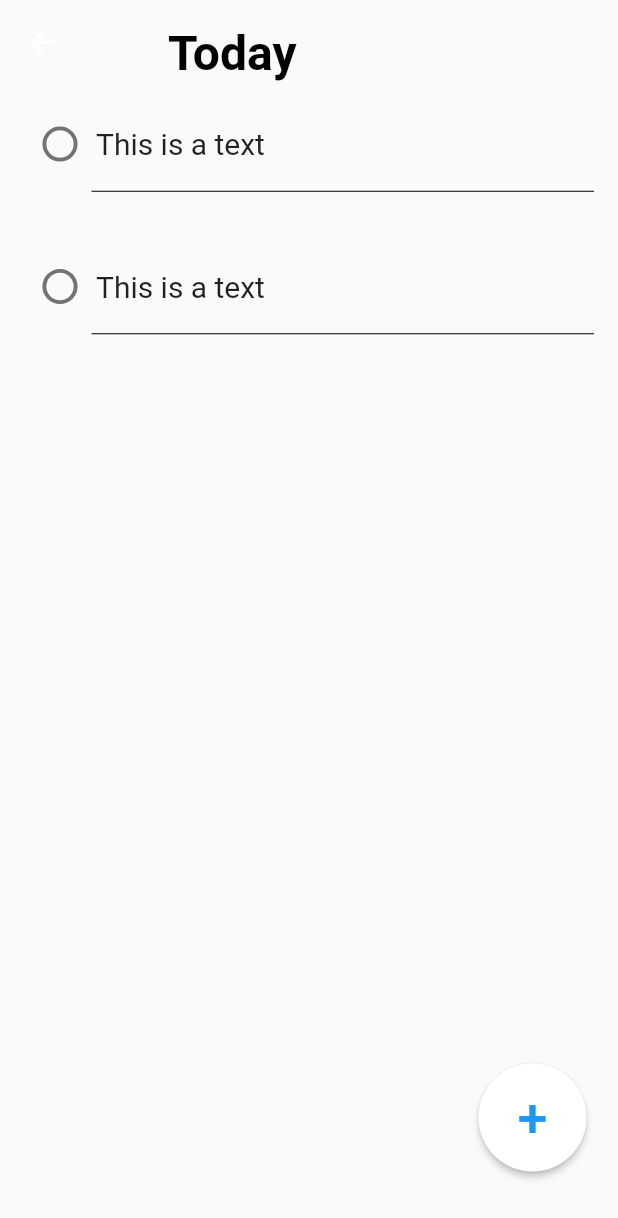
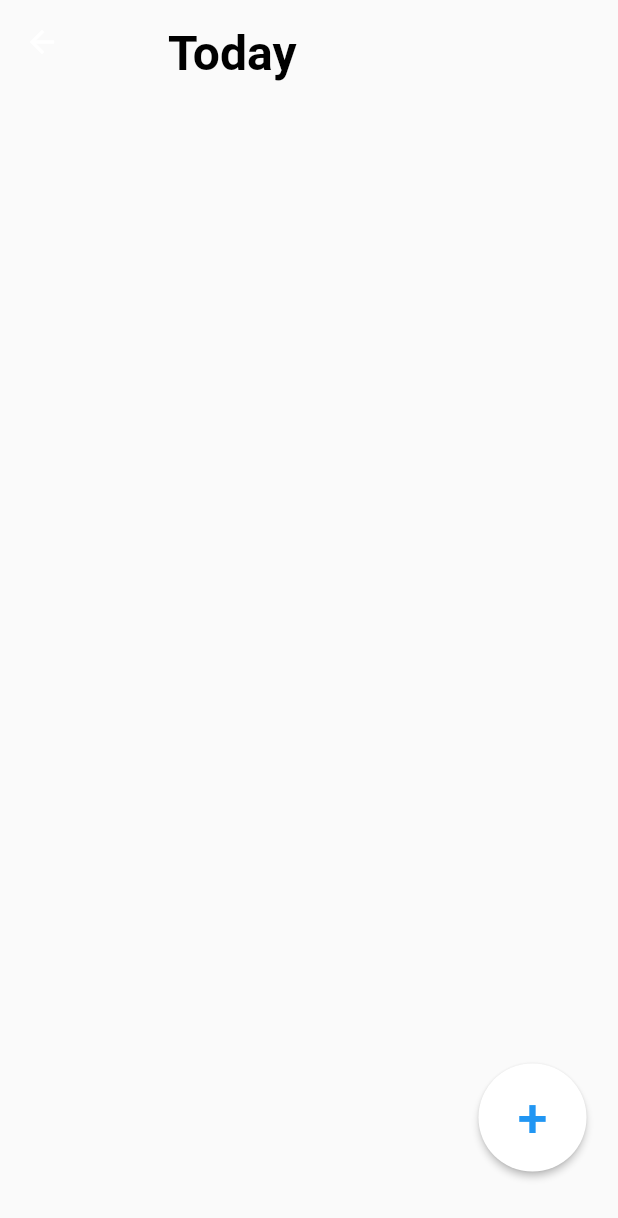
Before and after one commit to spaceman1412/todolist-flutter, a Flutter app: the HomeScreen screen opened directly, on a phone screen of 412 x 824 dp. Shown: the top 1218 px of the screen. Run offline on Flutter 3.47's test engine with Material 2 defaults, Android fonts, the phone set to English and light mode, and no system bars.

```diff
--- a/lib/screens/homescreen.dart
+++ b/lib/screens/homescreen.dart
@@ -1,5 +1,6 @@
 import 'package:flutter/material.dart';
 import '../widgets/text_section.dart';
+import '../widgets/data.dart';
 
 class HomeScreen extends StatelessWidget {
   const HomeScreen({Key? key}) : super(key: key);
@@ -11,10 +12,9 @@ class HomeScreen extends StatelessWidget {
         body: Stack(
           children: [
             Column(
-              children: [
-                TextSection(),
-                TextSection(),
-              ],
+              children: Data.data
+                  .map((note) => TextSection(note.id, note.value))
+                  .toList(),
             ),
             customBtn(),
           ],
--- a/lib/widgets/data.dart
+++ b/lib/widgets/data.dart
@@ -5,5 +5,6 @@ class Data {
 
   static void getNote(int noteId, String note) {
     data = [...data, Note(noteId, note)];
+    print(data.toString());
   }
 }
--- a/lib/widgets/text_section.dart
+++ b/lib/widgets/text_section.dart
@@ -3,6 +3,10 @@ import 'package:flutter/cupertino.dart';
 import 'package:flutter/material.dart';
 
 class TextSection extends StatelessWidget {
+  final _value;
+  final _id;
+  TextSection(this._id, this._value);
+
   @override
   Widget build(BuildContext context) {
     return Container(
@@ -13,7 +17,7 @@ class TextSection extends StatelessWidget {
             children: [
               CustomCheckBox(),
               Text(
-                'This is a text',
+                '$_value',
                 style: TextStyle(fontSize: 20),
               ),
             ],
```
Also changed, not shown: lib/screens/add_note.dart (+15 -5 lines).
